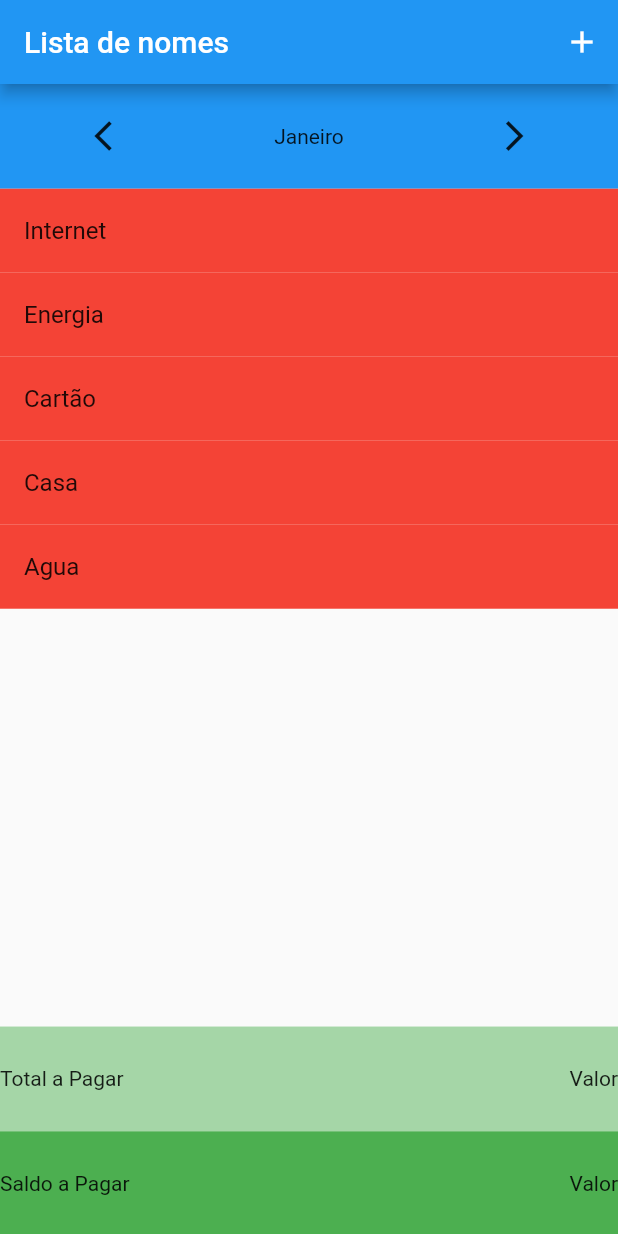
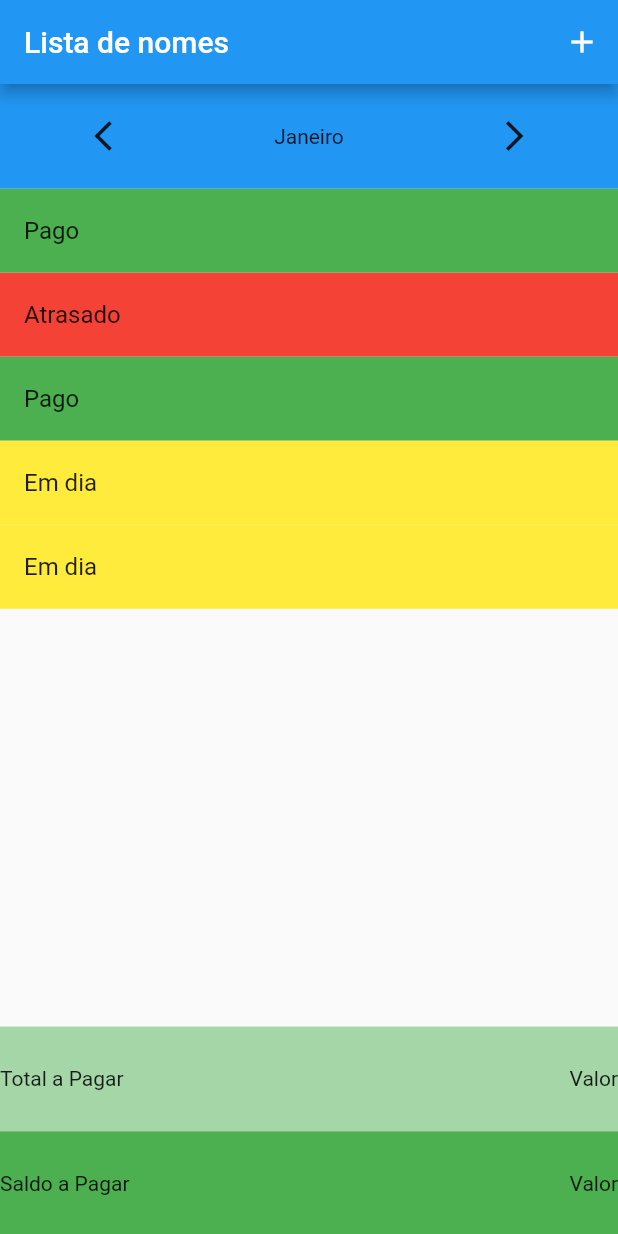
Before and after one commit to jmenarin/app_despesas, a Flutter app: the screen it shows after launch, on a phone screen of 412 x 824 dp. Run offline on Flutter 3.47's test engine with Material 2 defaults, Android fonts, the phone set to English and light mode, and no system bars.

Commit message:
comunicando entre telas

```diff
--- a/lib/main.dart
+++ b/lib/main.dart
@@ -32,29 +32,37 @@ class HomePage extends StatefulWidget {
 
 class _HomePageState extends State<HomePage> {
   List<int> names = [];
-  bool data = true;
-  Color _color = Colors.red;
+  String? data;
 
   Map<String, Map<String, String>> contas = {
     "Internet": {
       "Valor": "180",
       "Vencimento": "11/02/2022",
-      "Status": "Atrasado"
+      "Pagamento": "Pago"
     },
     "Energia": {
       "Valor": "480",
       "Vencimento": "11/02/2022",
-      "Status": "Atrasado"
+      "Pagamento": "Atrasado"
     },
-    "Cartão": {
-      "Valor": "480",
-      "Vencimento": "11/02/2022",
-      "Status": "Atrasado"
-    },
-    "Casa": {"Valor": "480", "Vencimento": "11/02/2022", "Status": "Atrasado"},
-    "Agua": {"Valor": "480", "Vencimento": "11/02/2022", "Status": "Atrasado"}
+    "Cartão": {"Valor": "480", "Vencimento": "11/02/2022", "Pagamento": "Pago"},
+    "Casa": {"Valor": "480", "Vencimento": "11/02/2022", "Pagamento": "Em dia"},
+    "Agua": {"Valor": "480", "Vencimento": "11/02/2022", "Pagamento": "Em dia"}
   };
   List<String> meses = ["Janeiro", "Fevereiro", "Março", "Abril", "Maio"];
+
+ _verificarStatus(index) {
+    switch (contas.values.elementAt(index)["Pagamento"]) {
+      case "Pago":
+        return Colors.green;
+
+      case "Em dia":
+        return Colors.yellow;
+
+      case "Atrasado":
+        return Colors.red;
+    }
+  }
 
   @override
   Widget build(BuildContext context) {
@@ -94,37 +102,25 @@ class _HomePageState extends State<HomePage> {
                               MaterialPageRoute(
                                   builder: (BuildContext context) => PageStatus(
                                       contas.keys.elementAt(index),
+                                      contas.values.elementAt(index)["Valor"],
                                       contas.values
-                                          .elementAt(index)["Valor"]
-                                          .toString(),
+                                          .elementAt(index)["Vencimento"],
                                       contas.values
-                                          .elementAt(index)["Vencimento"]
-                                          .toString(),
-                                      contas.values
-                                          .elementAt(index)["Status"]
-                                          .toString())));
-
-                          print(data);
+                                          .elementAt(index)["Pagamento"])));
                           setState(() {
-                            if (data == true) {
-                              contas.addAll({
-                                contas.keys.elementAt(index): {
-                                  "Vencimento": "Pago"
-                                }
-                              });
-                            } else {
-                              contas.addAll({
-                                contas.keys.elementAt(index): {
-                                  "Vencimento": "Atrasado"
-                                }
-                              });
+                            contas[contas.keys.elementAt(index)]!["Pagamento"] =
+                                data.toString();
+                            if (data != null) {
+                              _verificarStatus(index);
                             }
                           });
                         },
                         child: Container(
-                          color: data ? Colors.red : Colors.green,
+                          color: _verificarStatus(index),
                           child: ListTile(
-                              title: Text(contas.keys.elementAt(index))),
+                              title: Text(contas.values
+                                  .elementAt(index)["Pagamento"]
+                                  .toString())),
                         ),
                       );
                     })),
```
Also changed, not shown: lib/pages/page_edit.dart (+20 -15 lines).
